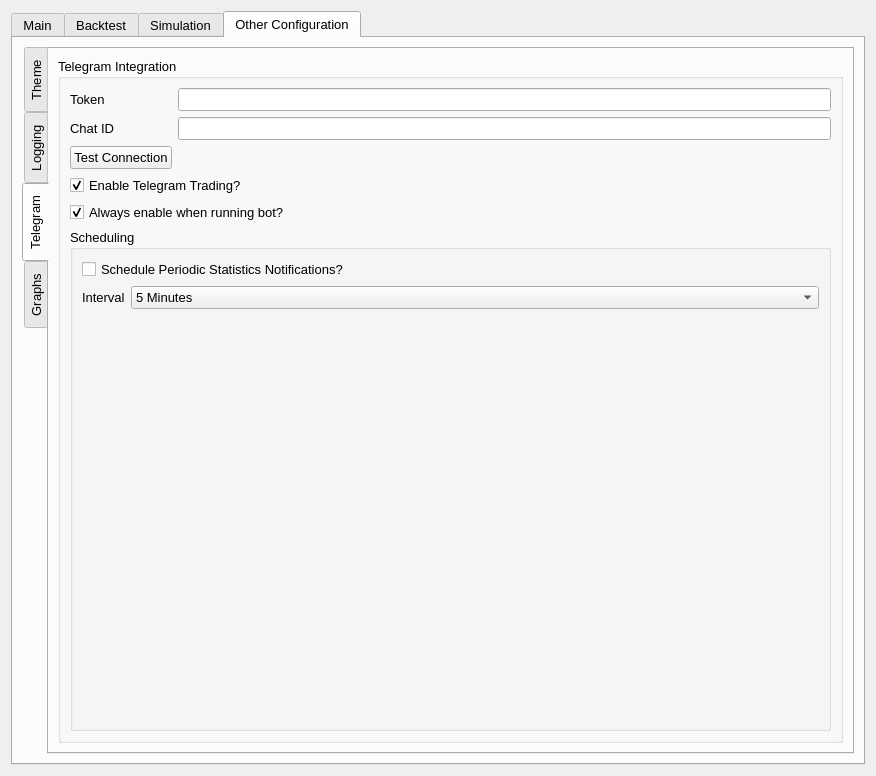
This is UI/configuration.ui in ZENALC/algobot as Qt 5 draws it before an edit. The edited form follows.
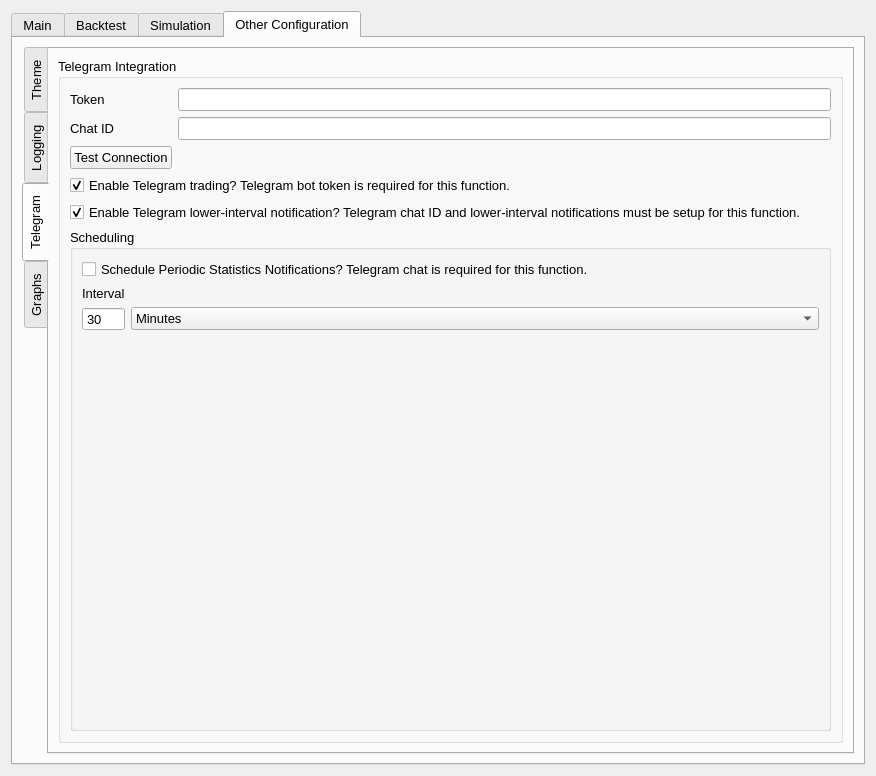
This is the edited form.

Commit message: telegram bot fixes

The edit to the form file:
```diff
--- a/UI/configuration.ui
+++ b/UI/configuration.ui
@@ -2519,43 +2519,7 @@
                    </property>
                   </widget>
                  </item>
-                 <item row="0" column="0" colspan="2">
-                  <widget class="QCheckBox" name="checkBox">
-                   <property name="text">
-                    <string>Schedule Periodic Statistics Notifications?</string>
-                   </property>
-                  </widget>
-                 </item>
-                 <item row="1" column="1">
-                  <widget class="QComboBox" name="comboBox">
-                   <item>
-                    <property name="text">
-                     <string>5 Minutes</string>
-                    </property>
-                   </item>
-                   <item>
-                    <property name="text">
-                     <string>10 Minutes</string>
-                    </property>
-                   </item>
-                   <item>
-                    <property name="text">
-                     <string>1 Minute</string>
-                    </property>
-                   </item>
-                   <item>
-                    <property name="text">
-                     <string>30 Minutes</string>
-                    </property>
-                   </item>
-                   <item>
-                    <property name="text">
-                     <string>1 Hour</string>
-                    </property>
-                   </item>
-                  </widget>
-                 </item>
-                 <item row="2" column="0">
+                 <item row="4" column="0">
                   <spacer name="verticalSpacer">
                    <property name="orientation">
                     <enum>Qt::Vertical</enum>
@@ -2568,19 +2532,56 @@
                    </property>
                   </spacer>
                  </item>
+                 <item row="0" column="0" colspan="3">
+                  <widget class="QCheckBox" name="schedulingStatisticsCheckBox">
+                   <property name="text">
+                    <string>Schedule Periodic Statistics Notifications? Telegram chat is required for this function.</string>
+                   </property>
+                  </widget>
+                 </item>
+                 <item row="2" column="0">
+                  <widget class="QSpinBox" name="schedulingTimeUnit">
+                   <property name="frame">
+                    <bool>true</bool>
+                   </property>
+                   <property name="buttonSymbols">
+                    <enum>QAbstractSpinBox::NoButtons</enum>
+                   </property>
+                   <property name="minimum">
+                    <number>1</number>
+                   </property>
+                   <property name="value">
+                    <number>30</number>
+                   </property>
+                  </widget>
+                 </item>
+                 <item row="2" column="1" colspan="2">
+                  <widget class="QComboBox" name="schedulingIntervalComboBox">
+                   <item>
+                    <property name="text">
+                     <string>Minutes</string>
+                    </property>
+                   </item>
+                   <item>
+                    <property name="text">
+                     <string>Seconds</string>
+                    </property>
+                   </item>
+                   <item>
+                    <property name="text">
+                     <string>Hours</string>
+                    </property>
+                   </item>
+                   <item>
+                    <property name="text">
+                     <string>Days</string>
+                    </property>
+                   </item>
+                  </widget>
+                 </item>
                 </layout>
                </widget>
               </item>
-              <item row="4" column="0" colspan="3">
-               <widget class="QCheckBox" name="checkBox_4">
-                <property name="text">
-                 <string>Always enable when running bot?</string>
-                </property>
-                <property name="checked">
-                 <bool>true</bool>
-                </property>
-               </widget>
-              </item>
               <item row="0" column="0">
                <widget class="QLabel" name="telegramTokenLabel">
                 <property name="sizePolicy">
@@ -2627,7 +2628,7 @@
               <item row="3" column="0" colspan="3">
                <widget class="QCheckBox" name="enableTelegramTrading">
                 <property name="text">
-                 <string>Enable Telegram Trading?</string>
+                 <string>Enable Telegram trading? Telegram bot token is required for this function.</string>
                 </property>
                 <property name="checked">
                  <bool>true</bool>
@@ -2648,6 +2649,16 @@
                 </property>
                </widget>
               </item>
+              <item row="4" column="0" colspan="4">
+               <widget class="QCheckBox" name="enableTelegramNotification">
+                <property name="text">
+                 <string>Enable Telegram lower-interval notification? Telegram chat ID and lower-interval notifications must be setup for this function.</string>
+                </property>
+                <property name="checked">
+                 <bool>true</bool>
+                </property>
+               </widget>
+              </item>
              </layout>
             </widget>
            </item>
```
Left out of the diff: 7 changed lines with no effect on the pictures. The commit also changes 4 other files.
